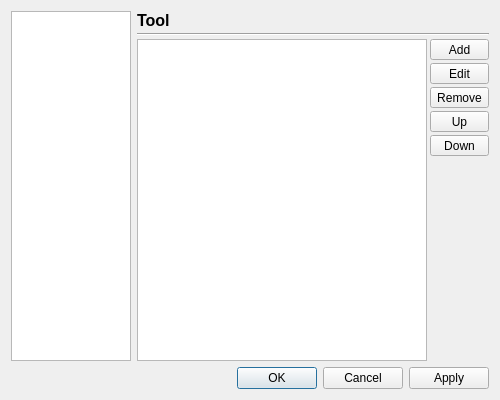
The window that hspide/configdialog.ui (sharkpp/hspide) describes before a commit, drawn with Qt 5.
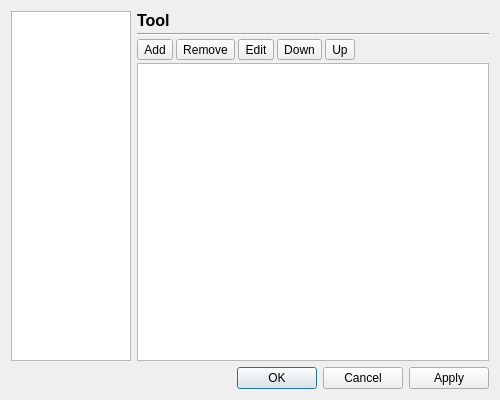
The same window after the commit. The open tabs and pages were chosen to show the change. Icons and pictures are not drawn.

Diff of the .ui file:
```diff
--- a/hspide/configdialog.ui
+++ b/hspide/configdialog.ui
@@ -498,12 +498,9 @@
           </widget>
          </item>
          <item>
-          <layout class="QHBoxLayout" name="toolsHLayout">
+          <layout class="QVBoxLayout" name="verticalLayout_8">
            <item>
-            <widget class="QTreeView" name="treeView"/>
-           </item>
-           <item>
-            <layout class="QVBoxLayout" name="toolsButtonVLayout">
+            <layout class="QHBoxLayout" name="horizontalLayout_5">
              <item>
               <widget class="QToolButton" name="toolsAdd">
                <property name="sizePolicy">
@@ -519,28 +516,14 @@
                 <iconset resource="hspide.qrc">
                  <normaloff>:/images/tango/small/dialog-error.png</normaloff>:/images/tango/small/dialog-error.png</iconset>
                </property>
-               <property name="toolButtonStyle">
-                <enum>Qt::ToolButtonTextBesideIcon</enum>
+               <property name="iconSize">
+                <size>
+                 <width>24</width>
+                 <height>24</height>
+                </size>
                </property>
-              </widget>
-             </item>
-             <item>
-              <widget class="QToolButton" name="toolsEdit">
-               <property name="sizePolicy">
-                <sizepolicy hsizetype="Preferred" vsizetype="Preferred">
-                 <horstretch>0</horstretch>
-                 <verstretch>0</verstretch>
-                </sizepolicy>
-               </property>
-               <property name="text">
-                <string>Edit</string>
-               </property>
-               <property name="icon">
-                <iconset resource="hspide.qrc">
-                 <normaloff>:/images/tango/small/dialog-information.png</normaloff>:/images/tango/small/dialog-information.png</iconset>
-               </property>
                <property name="toolButtonStyle">
-                <enum>Qt::ToolButtonTextBesideIcon</enum>
+                <enum>Qt::ToolButtonIconOnly</enum>
                </property>
               </widget>
              </item>
@@ -557,15 +540,21 @@
                </property>
                <property name="icon">
                 <iconset resource="hspide.qrc">
-                 <normaloff>:/images/tango/small/dialog-warning.png</normaloff>:/images/tango/small/dialog-warning.png</iconset>
+                 <normaloff>:/images/tango/middle/list-remove.png</normaloff>:/images/tango/middle/list-remove.png</iconset>
+               </property>
+               <property name="iconSize">
+                <size>
+                 <width>24</width>
+                 <height>24</height>
+                </size>
                </property>
                <property name="toolButtonStyle">
-                <enum>Qt::ToolButtonTextBesideIcon</enum>
+                <enum>Qt::ToolButtonIconOnly</enum>
                </property>
               </widget>
              </item>
              <item>
-              <widget class="QToolButton" name="toolsUpOrder">
+              <widget class="QToolButton" name="toolsEdit">
                <property name="sizePolicy">
                 <sizepolicy hsizetype="Preferred" vsizetype="Preferred">
                  <horstretch>0</horstretch>
@@ -573,14 +562,20 @@
                 </sizepolicy>
                </property>
                <property name="text">
-                <string>Up</string>
+                <string>Edit</string>
                </property>
                <property name="icon">
                 <iconset resource="hspide.qrc">
-                 <normaloff>:/images/tango/small/edit-redo.png</normaloff>:/images/tango/small/edit-redo.png</iconset>
+                 <normaloff>:/images/tango/middle/accessories-text-editor.png</normaloff>:/images/tango/middle/accessories-text-editor.png</iconset>
+               </property>
+               <property name="iconSize">
+                <size>
+                 <width>24</width>
+                 <height>24</height>
+                </size>
                </property>
                <property name="toolButtonStyle">
-                <enum>Qt::ToolButtonTextBesideIcon</enum>
+                <enum>Qt::ToolButtonIconOnly</enum>
                </property>
               </widget>
              </item>
@@ -599,26 +594,61 @@
                 <iconset resource="hspide.qrc">
                  <normaloff>:/images/tango/small/go-next.png</normaloff>:/images/tango/small/go-next.png</iconset>
                </property>
+               <property name="iconSize">
+                <size>
+                 <width>24</width>
+                 <height>24</height>
+                </size>
+               </property>
                <property name="toolButtonStyle">
-                <enum>Qt::ToolButtonTextBesideIcon</enum>
+                <enum>Qt::ToolButtonIconOnly</enum>
                </property>
               </widget>
              </item>
              <item>
-              <spacer name="verticalSpacer_3">
+              <widget class="QToolButton" name="toolsUpOrder">
+               <property name="sizePolicy">
+                <sizepolicy hsizetype="Preferred" vsizetype="Preferred">
+                 <horstretch>0</horstretch>
+                 <verstretch>0</verstretch>
+                </sizepolicy>
+               </property>
+               <property name="text">
+                <string>Up</string>
+               </property>
+               <property name="icon">
+                <iconset resource="hspide.qrc">
+                 <normaloff>:/images/tango/middle/go-up.png</normaloff>:/images/tango/middle/go-up.png</iconset>
+               </property>
+               <property name="iconSize">
+                <size>
+                 <width>24</width>
+                 <height>24</height>
+                </size>
+               </property>
+               <property name="toolButtonStyle">
+                <enum>Qt::ToolButtonIconOnly</enum>
+               </property>
+              </widget>
+             </item>
+             <item>
+              <spacer name="horizontalSpacer_6">
                <property name="orientation">
-                <enum>Qt::Vertical</enum>
+                <enum>Qt::Horizontal</enum>
                </property>
                <property name="sizeHint" stdset="0">
                 <size>
-                 <width>20</width>
-                 <height>40</height>
+                 <width>40</width>
+                 <height>20</height>
                 </size>
                </property>
               </spacer>
              </item>
             </layout>
            </item>
+           <item>
+            <widget class="QTreeView" name="treeView"/>
+           </item>
           </layout>
          </item>
         </layout>
```
Left out of the diff: 32 changed lines with no effect on the pictures.
